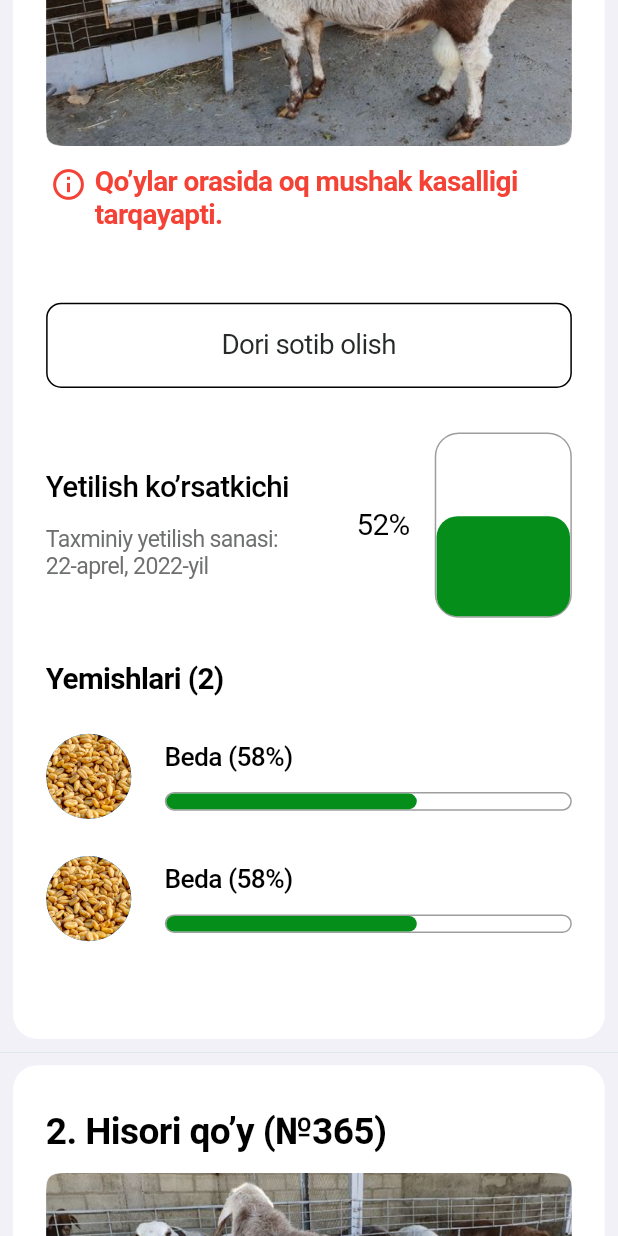
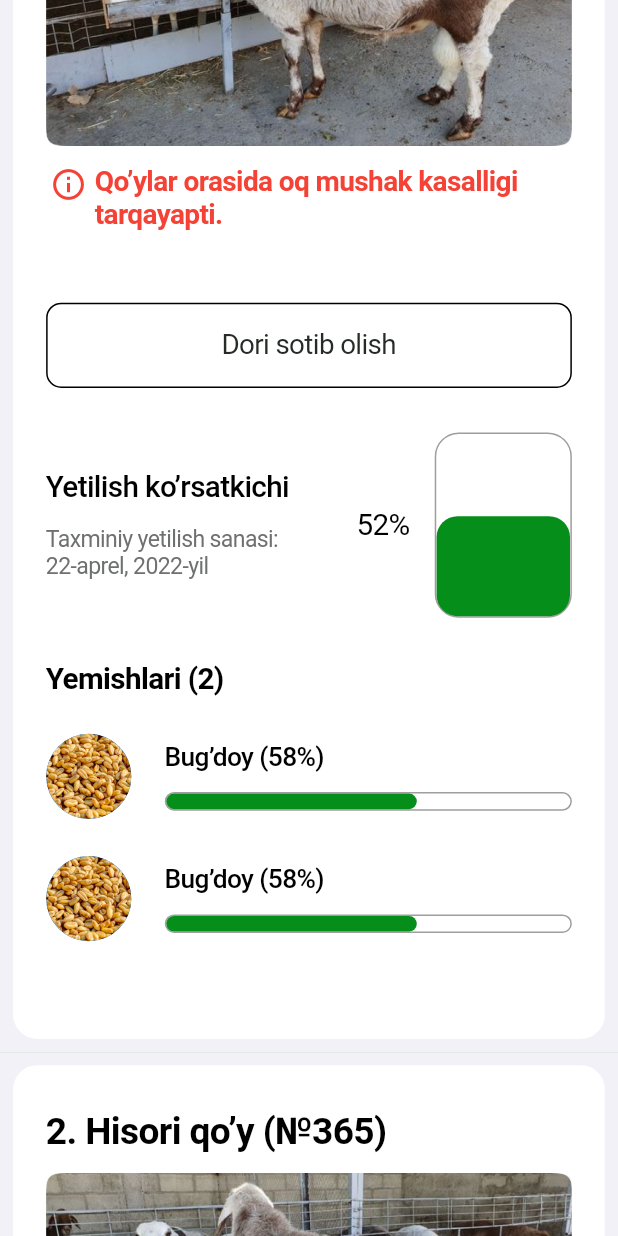
Before and after one commit to AzizbekFlutterDeveloper/halalFarm, a Flutter app: the HomePage screen opened by its route, scrolled down 576 dp, on a phone screen of 412 x 824 dp. Run offline on Flutter 3.47's test engine with Material 2 defaults, Android fonts, the phone set to English and light mode, and no system bars; drawn by our look-alikes of auto_size_text; our stand-ins replace bloc, easy_localization, flutter_bloc; missing offline and left inert: shared_preferences_web.

```diff
--- a/lib/routers/my_routers.dart
+++ b/lib/routers/my_routers.dart
@@ -1,4 +1,5 @@
 import 'package:flutter/material.dart';
+import 'package:halol_farm/screens/home_page/page/harid_page.dart';
 import 'package:halol_farm/screens/home_page/page/home_page.dart';
 import 'package:halol_farm/screens/lang_page/lang_view/page/splash_page.dart';
 import 'package:halol_farm/screens/lang_page/lang_view/view/lang_viewt.dart';
@@ -23,6 +24,8 @@ class MyRouter{
         return MaterialPageRoute(builder: (_) => const SignUpKirish());
       case '/home':
         return MaterialPageRoute(builder: (_) => const HomePage());
+      case '/harid':
+        return MaterialPageRoute(builder: (_) => const HaridPage());
     }
     return null;
   }
--- a/lib/screens/home_page/page/home_page.dart
+++ b/lib/screens/home_page/page/home_page.dart
@@ -5,6 +5,7 @@ import 'package:halol_farm/code/constans/size_config.dart';
 import 'package:halol_farm/screens/home_page/widget/animaladd_container.dart';
 import 'package:halol_farm/screens/home_page/widget/container_add.dart';
 import 'package:halol_farm/screens/home_page/widget/container_myanimal.dart';
+import 'package:halol_farm/screens/home_page/widget/farm_container.dart';
 
 class HomePage extends StatelessWidget {
   const HomePage({Key? key}) : super(key: key);
@@ -15,7 +16,7 @@ class HomePage extends StatelessWidget {
     return CupertinoPageScaffold(
       backgroundColor: ConsColors.green,
       child: CustomScrollView(
-        physics: ScrollPhysics(),
+        physics: const ScrollPhysics(),
         slivers: [
           SliverAppBar(
             toolbarHeight: getHeight(230),
@@ -33,7 +34,7 @@ class HomePage extends StatelessWidget {
                   "Balansingiz",
                   style: TextStyle(
                     fontSize: getWidth(14),
-                    color: Color(0xffCDE9D1),
+                    color: const Color(0xffCDE9D1),
                   ),
                 ),
                 Row(
@@ -63,7 +64,7 @@ class HomePage extends StatelessWidget {
                     ),
                   ],
                 ),
-                Text(
+                const Text(
                   "Hisobni to’ldirish uchun ID: 255 584 789",
                   style: TextStyle(color: Color(0xffCDE9D1)),
                 ),
@@ -72,10 +73,10 @@ class HomePage extends StatelessWidget {
           ),
           SliverToBoxAdapter(
             child: Container(
-              alignment: Alignment(-0.5, 0.1),
+              alignment: const Alignment(-0.5, 0.1),
               height: getHeight(77),
               width: getWidth(375),
-              decoration: BoxDecoration(
+              decoration: const BoxDecoration(
                 borderRadius: BorderRadius.vertical(top: Radius.circular(40)),
                 color: Color(0xffF2F1F7),
               ),
@@ -95,8 +96,8 @@ class HomePage extends StatelessWidget {
             delegate: SliverChildBuilderDelegate(
               (context, index) {
                 return Container(
-                  color: Color(0xffF2F1F7),
-                  child: ContainerMyAnimal(),
+                  color: const Color(0xffF2F1F7),
+                  child: const ContainerMyAnimal(),
                 );
               },
               childCount: 2,
@@ -106,14 +107,14 @@ class HomePage extends StatelessWidget {
             child: Container(
               height: getHeight(160),
               width: getWidth(375),
-              color: Color(0xffF2F1F7),
+              color: const Color(0xffF2F1F7),
               child: Padding(
                 padding:  EdgeInsets.all(getWidth(8)),
                 child: Column(
                   crossAxisAlignment: CrossAxisAlignment.start,
                   children: [
-                    ContainerAdd(
-                      name: "+ " + "Yangi hayvon sotib olish",
+                    const ContainerAdd(
+                      name: "+ " "Yangi hayvon sotib olish",
                     ),
                     SizedBox(height: getHeight(64)),
                     Text("Sizga yoqishi mumkin",
@@ -133,8 +134,64 @@ class HomePage extends StatelessWidget {
             gridDelegate: SliverGridDelegateWithFixedCrossAxisCount(crossAxisCount: 1,mainAxisExtent: getHeight(378)),
             delegate: SliverChildBuilderDelegate(
               (context, index){
-                return Container(color: Color(0xffF2F1F7),child: AnimalAddContainer());
-              }
+                return Container(color: const Color(0xffF2F1F7),child: const AnimalAddContainer());
+              },
+              childCount: 3,
+            ),
+          ),
+          SliverToBoxAdapter(
+            child: Container(
+              height: getHeight(160),
+              width: getWidth(375),
+              color: const Color(0xffF2F1F7),
+              child: Padding(
+                padding:  EdgeInsets.all(getWidth(8)),
+                child: Column(
+                  crossAxisAlignment: CrossAxisAlignment.start,
+                  children: [
+                    const ContainerAdd(
+                      name: "Barcha hayvonlarni ko’rish",
+                    ),
+                    SizedBox(height: getHeight(64)),
+                    Text("Yaqin atrofdagi fermalar",
+                      style: TextStyle(
+                        color: Colors.black,
+                        fontSize: getWidth(24),
+                        fontWeight: FontWeight.w700,
+                      ),
+                    )
+                  ],
+                ),
+              )
+            ),
+
+          ),
+          SliverGrid(
+            gridDelegate: SliverGridDelegateWithFixedCrossAxisCount(crossAxisCount: 1,mainAxisExtent: getHeight(314)),
+            delegate: SliverChildBuilderDelegate(
+              (context, index){
+                return Container(color: const Color(0xffF2F1F7),child: const FarmContainer());
+              },
+              childCount: 3,
+            ),
+          ),
+          SliverToBoxAdapter(
+            child: Container(
+              height: getHeight(160),
+              width: getWidth(375),
+              color: const Color(0xffF2F1F7),
+              child: Padding(
+                padding:  EdgeInsets.all(getWidth(8)),
+                child: Column(
+                  crossAxisAlignment: CrossAxisAlignment.start,
+                  children: [
+                    const ContainerAdd(
+                      name: "Barcha hayvonlarni ko’rish",
+                    ),
+
+                  ],
+                ),
+              )
             ),
           ),
         ],
--- a/lib/screens/home_page/widget/container_myanimal.dart
+++ b/lib/screens/home_page/widget/container_myanimal.dart
@@ -169,7 +169,8 @@ class ContainerMyAnimal extends StatelessWidget {
                 physics: NeverScrollableScrollPhysics(),
                 itemCount: 2,
                 itemBuilder: (context, index) {
-                  return Column(
+                  return GestureDetector(
+                    child: Column(
                       children: [
                         SizedBox(height: getHeight(20)),
                         Row(
@@ -184,7 +185,7 @@ class ContainerMyAnimal extends StatelessWidget {
                               crossAxisAlignment: CrossAxisAlignment.start,
                               children: [
                                 Text(
-                                "Beda (58%)",
+                                  "Bug’doy (58%)",
                                   style: TextStyle(
                                     fontSize: getWidth(16),
                                     color: Colors.black,
@@ -219,6 +220,10 @@ class ContainerMyAnimal extends StatelessWidget {
                           ],
                         ),
                       ],
+                    ),
+                    onTap: (){
+                      Navigator.pushNamed(context, '/harid');
+                    },
                   );
                 },
               ),
```
Also changed, not shown: lib/screens/home_page/page/harid_page.dart (added, +182 -0 lines), lib/screens/home_page/widget/error_buy_container.dart (added, +73 -0 lines), lib/screens/home_page/widget/farm_container.dart (added, +94 -0 lines), lib/screens/home_page/widget/my_balans_container.dart (added, +56 -0 lines), assets/image/Ellipse 1.png (added), assets/image/Ellipse 2.png (added), assets/image/Ellipse 3.png (added), assets/image/Rectangle 1631.png (added), assets/image/Rectangle 5630.png (added). Lines whose indentation alone changed are shown as unchanged.
